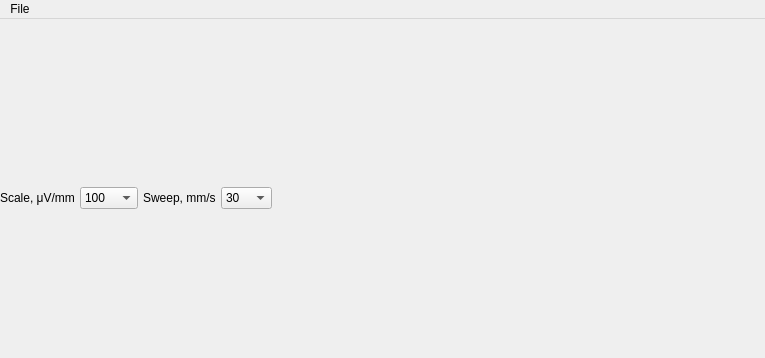
Old version of the form src/mainwindow.ui in the repository AlexanderGrishaev/ECGViewer; both pictures show x 0 to 765 and y 0 to 358 of the 899 by 583 pixel window.
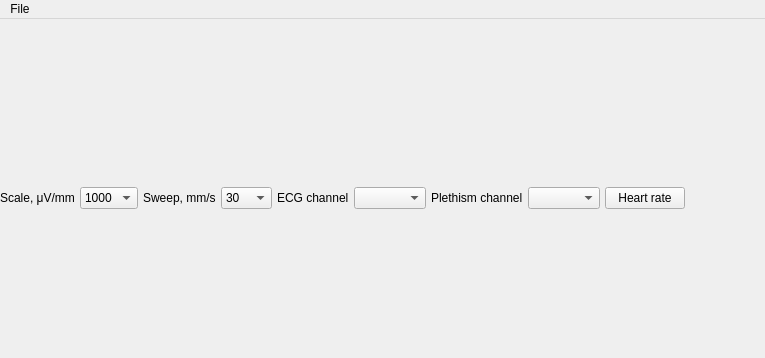
New version of the form.

Diff of the .ui file:
```diff
--- a/src/mainwindow.ui
+++ b/src/mainwindow.ui
@@ -50,10 +50,10 @@
         <item>
          <widget class="QComboBox" name="comboBox">
           <property name="currentText">
-           <string>100</string>
+           <string>1000</string>
           </property>
           <property name="currentIndex">
-           <number>8</number>
+           <number>11</number>
           </property>
           <item>
            <property name="text">
@@ -196,6 +196,33 @@
           </item>
          </widget>
         </item>
+        <item>
+         <widget class="QLabel" name="label_3">
+          <property name="text">
+           <string>ECG channel</string>
+          </property>
+         </widget>
+        </item>
+        <item>
+         <widget class="QComboBox" name="comboBox_ecg"/>
+        </item>
+        <item>
+         <widget class="QLabel" name="label_4">
+          <property name="text">
+           <string>Plethism channel</string>
+          </property>
+         </widget>
+        </item>
+        <item>
+         <widget class="QComboBox" name="comboBox_pl"/>
+        </item>
+        <item>
+         <widget class="QPushButton" name="pushButton">
+          <property name="text">
+           <string>Heart rate</string>
+          </property>
+         </widget>
+        </item>
         <item>
          <spacer name="horizontalSpacer">
           <property name="orientation">
```
Left out of the diff: 5 changed lines with no effect on the pictures.
